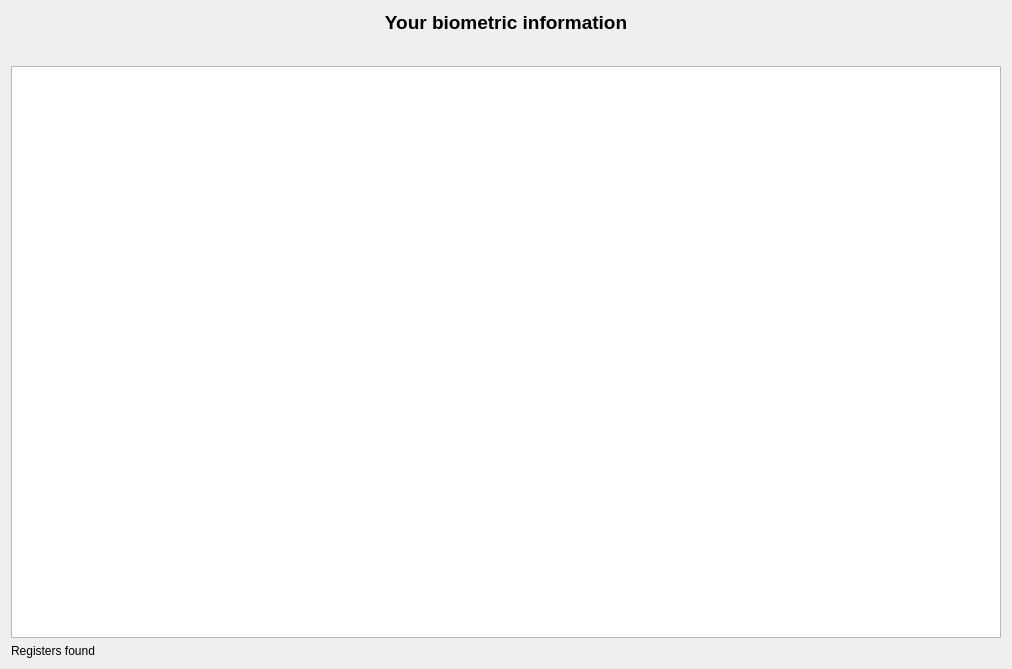
This is caloriestracker/ui/wdgBiometrics.ui in turulomio/caloriestracker as Qt 5 draws it before an edit. The edited form follows.
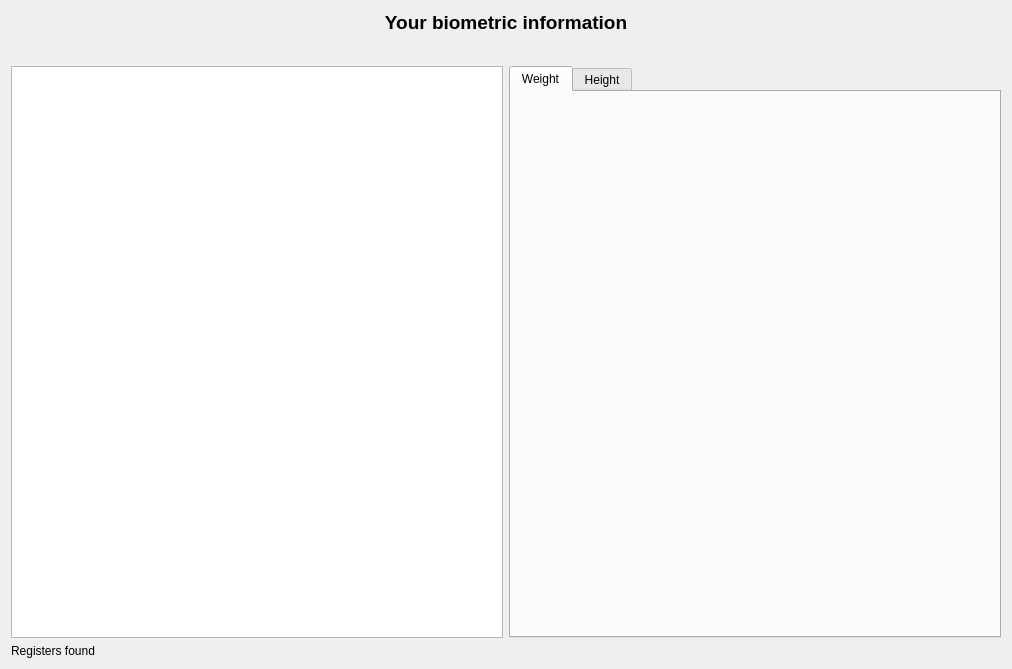
This is the edited form. Icons and pictures are not drawn. Custom widgets are drawn as their Qt base class.

Commit message: Update code to PyQt5-5.13.1. Biometric chart split to height and weight

What changed in the file:
```diff
--- a/caloriestracker/ui/wdgBiometrics.ui
+++ b/caloriestracker/ui/wdgBiometrics.ui
@@ -10,9 +10,9 @@
     <height>669</height>
    </rect>
   </property>
-  <layout class="QHBoxLayout" name="horizontalLayout_3">
+  <layout class="QHBoxLayout" name="horizontalLayout_4">
    <item>
-    <layout class="QVBoxLayout" name="verticalLayout_3">
+    <layout class="QVBoxLayout" name="verticalLayout_4">
      <item>
       <widget class="QLabel" name="lbl">
        <property name="font">
@@ -64,7 +64,7 @@
       </layout>
      </item>
      <item>
-      <layout class="QHBoxLayout" name="horizontalLayout_2">
+      <layout class="QHBoxLayout" name="horizontalLayout_3">
        <item>
         <widget class="myQTableWidget" name="tblBiometrics">
          <property name="contextMenuPolicy">
@@ -91,7 +91,35 @@
         </widget>
        </item>
        <item>
-        <layout class="QVBoxLayout" name="layChart"/>
+        <layout class="QVBoxLayout" name="layTab">
+         <item>
+          <widget class="QTabWidget" name="tabWidget">
+           <property name="currentIndex">
+            <number>0</number>
+           </property>
+           <widget class="QWidget" name="tab">
+            <attribute name="title">
+             <string>Weight</string>
+            </attribute>
+            <layout class="QVBoxLayout" name="verticalLayout_2">
+             <item>
+              <layout class="QVBoxLayout" name="layWeight"/>
+             </item>
+            </layout>
+           </widget>
+           <widget class="QWidget" name="tab_2">
+            <attribute name="title">
+             <string>Height</string>
+            </attribute>
+            <layout class="QHBoxLayout" name="horizontalLayout_2">
+             <item>
+              <layout class="QVBoxLayout" name="layHeight"/>
+             </item>
+            </layout>
+           </widget>
+          </widget>
+         </item>
+        </layout>
        </item>
       </layout>
      </item>
```
The commit also changes 29 other files.
